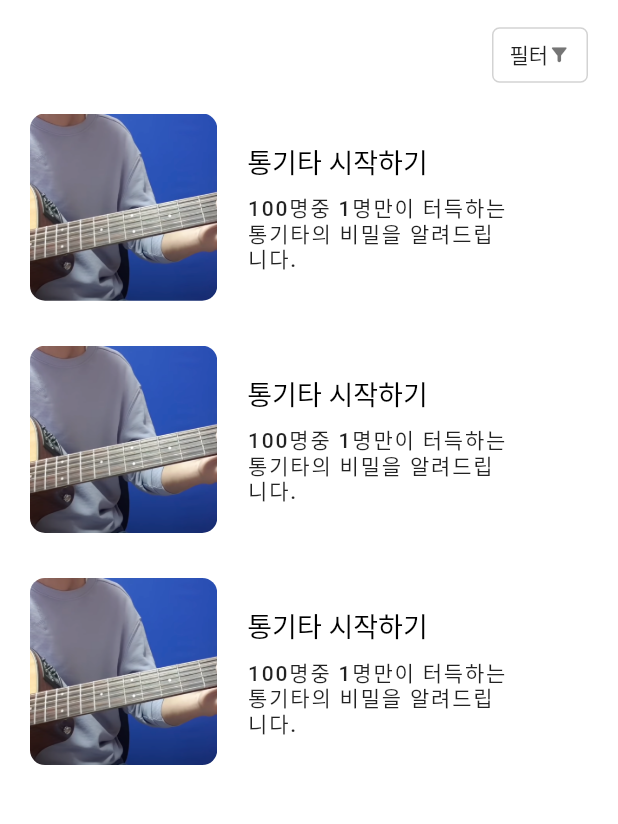
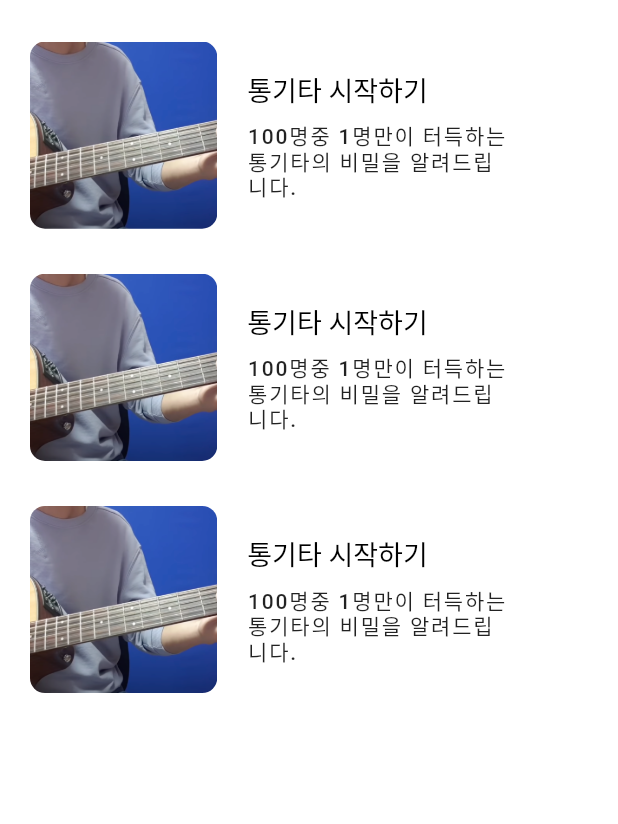
Before and after one commit to PoomAt-E/hobby-mate, a Flutter app: the ClassListScreen screen opened directly, on a phone screen of 412 x 824 dp, the part 65-889 px from its top. Run offline on Flutter 3.47's test engine with Material 2 defaults, Android fonts, the phone set to English and light mode, and no system bars; our stand-ins replace chat_bubbles, chewie, cloud_firestore, dio, file_picker, firebase_core and 7 more; accounts and stored records are empty.

Commit message:
design: 옵션 버튼 삭제

```diff
--- a/lib/screen/class/class_list_ screen.dart
+++ b/lib/screen/class/class_list_ screen.dart
@@ -20,7 +20,7 @@ class _ClassListScreenState extends State<ClassListScreen> {
             padding: const EdgeInsets.symmetric(horizontal: 20),
             child:
                 Column(crossAxisAlignment: CrossAxisAlignment.end, children: [
-              optionButton(),
+              // optionButton(),
               Expanded(
                   child: Column(
                       children: [1, 2, 3]
```
Also changed, not shown: 2 other files.
